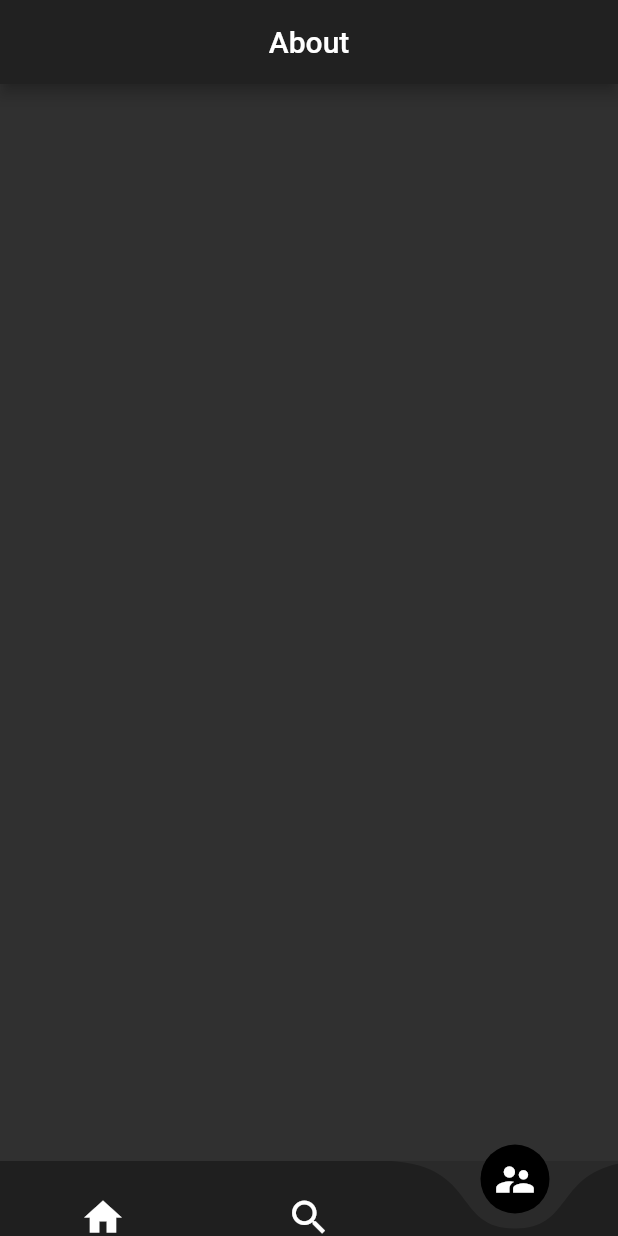
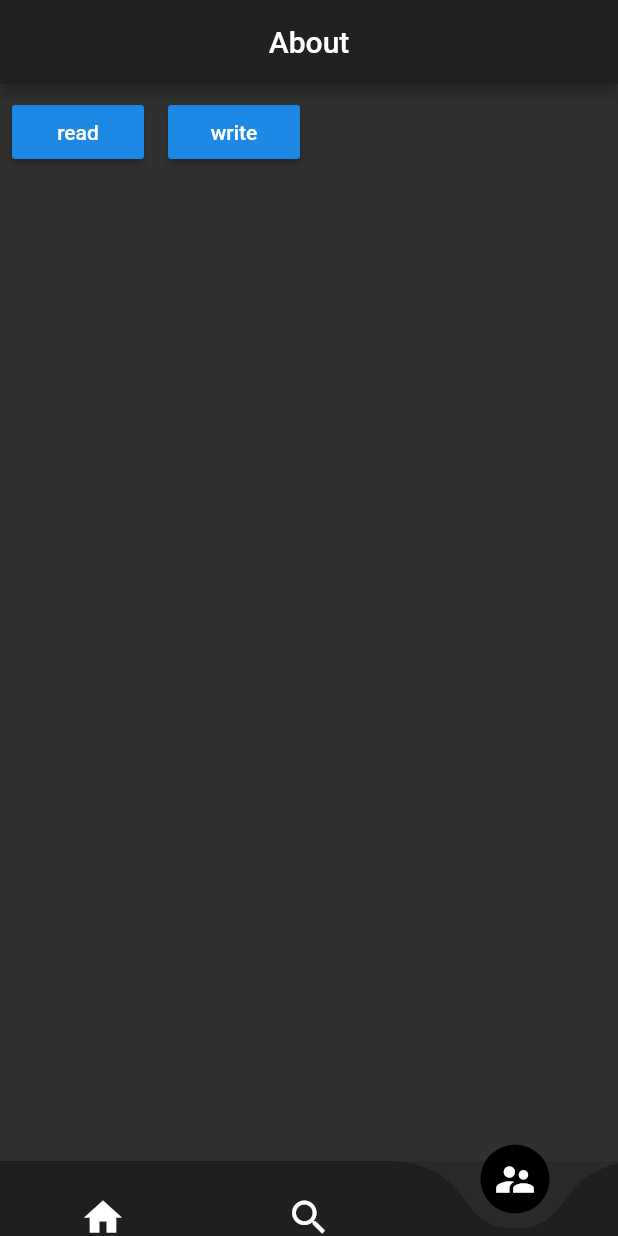
Before and after one commit to sriram-24/flutter-movieapp, a Flutter app: the screen it shows after launch, item 3 of the bottom bar chosen, on a phone screen of 412 x 824 dp. Run offline on Flutter 3.47's test engine with Material 2 defaults, Android fonts, the phone set to English and light mode, and no system bars; drawn by our look-alikes of curved_navigation_bar; our stand-ins replace smooth_star_rating, splashscreen; missing offline and left inert: tmdb_dart.

```diff
--- a/lib/pages/about.dart
+++ b/lib/pages/about.dart
@@ -1,4 +1,5 @@
 import 'package:flutter/material.dart';
+
 class aboutpage extends StatefulWidget {
   @override
   _aboutpageState createState() => _aboutpageState();
@@ -20,8 +21,27 @@ class _aboutpageState extends State<aboutpage> {
 
       ),
       body:  Container(
+        child: Row(
+          children: <Widget>[
+            Padding(
+              padding: const EdgeInsets.all(8.0),
+              child: RaisedButton(
+                child: Text("read"),
+                onPressed: (){},
 
-      ),
+              ),
+            ),
+            Padding(
+              padding: const EdgeInsets.all(8.0),
+              child: RaisedButton(
+                child: Text("write"),
+                onPressed: (){},
+              ),
+            )
+          ],
+        ),
+        ),
+
 
     );
   }
```
Also changed, not shown: lib/movie_details/search_movie_details.dart (+72 -3 lines), lib/pages/search.dart (+5 -11 lines), pubspec.yaml (+7 -0 lines), assets/appicon.png (added), assets/loading screen.png (added), lib/main.dart (line endings or trailing spaces), pubspec.lock, 28 other files.
